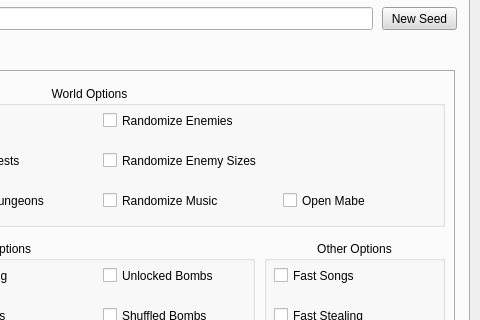
Old version of the form RandomizerUI/UI/ui_form.ui in the repository Owen-Splat/LAS-Randomizer; both pictures show x 300 to 780 and y 113 to 433 of the 780 by 650 pixel window.
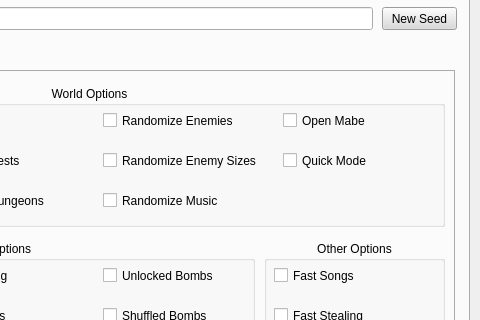
New version of the form. The open tabs and pages were chosen to show the change.

Commit message: adds quick-mode setting

The edit to the form file:
```diff
--- a/RandomizerUI/UI/ui_form.ui
+++ b/RandomizerUI/UI/ui_form.ui
@@ -1263,7 +1263,7 @@
          <property name="geometry">
           <rect>
            <x>549</x>
-           <y>104</y>
+           <y>24</y>
            <width>151</width>
            <height>21</height>
           </rect>
@@ -1287,6 +1287,37 @@
           <bool>true</bool>
          </property>
         </widget>
+        <widget class="QCheckBox" name="quickModeCheck">
+         <property name="enabled">
+          <bool>true</bool>
+         </property>
+         <property name="geometry">
+          <rect>
+           <x>549</x>
+           <y>64</y>
+           <width>151</width>
+           <height>21</height>
+          </rect>
+         </property>
+         <property name="font">
+          <font>
+           <pointsize>9</pointsize>
+           <strikeout>false</strikeout>
+          </font>
+         </property>
+         <property name="toolTip">
+          <string/>
+         </property>
+         <property name="whatsThis">
+          <string>Sets all boss cutscenes and one-time messages to have already been seen</string>
+         </property>
+         <property name="text">
+          <string>Quick Mode</string>
+         </property>
+         <property name="checkable">
+          <bool>true</bool>
+         </property>
+        </widget>
        </widget>
        <widget class="QGroupBox" name="groupBox_5">
         <property name="geometry">
```
The commit also changes 4 other files.
